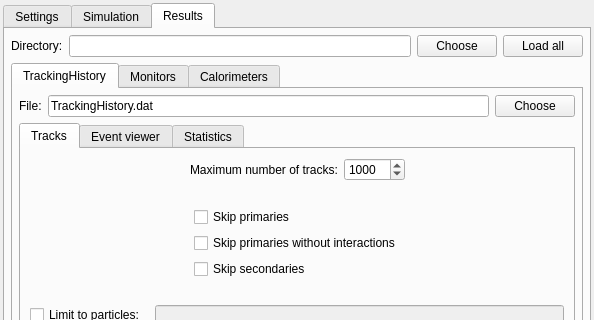
Qt form ants3bundle/src/ants3/gui/particleSim/aparticlesimwin.ui (andrmor/ANTS3bundle) before a commit; both pictures show x 0 to 594 and y 0 to 320 of the 594 by 767 pixel window.
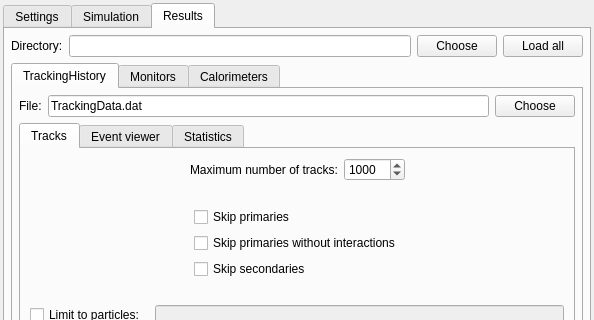
The same form after that commit. The open tabs and pages were chosen to show the change. Icons and pictures are not drawn.

```diff
--- a/ants3bundle/src/ants3/gui/particleSim/aparticlesimwin.ui
+++ b/ants3bundle/src/ants3/gui/particleSim/aparticlesimwin.ui
@@ -1402,7 +1402,7 @@
               <item>
                <widget class="QLineEdit" name="leTrackingDataFile">
                 <property name="text">
-                 <string>TrackingHistory.dat</string>
+                 <string>TrackingData.dat</string>
                 </property>
                </widget>
               </item>
```
